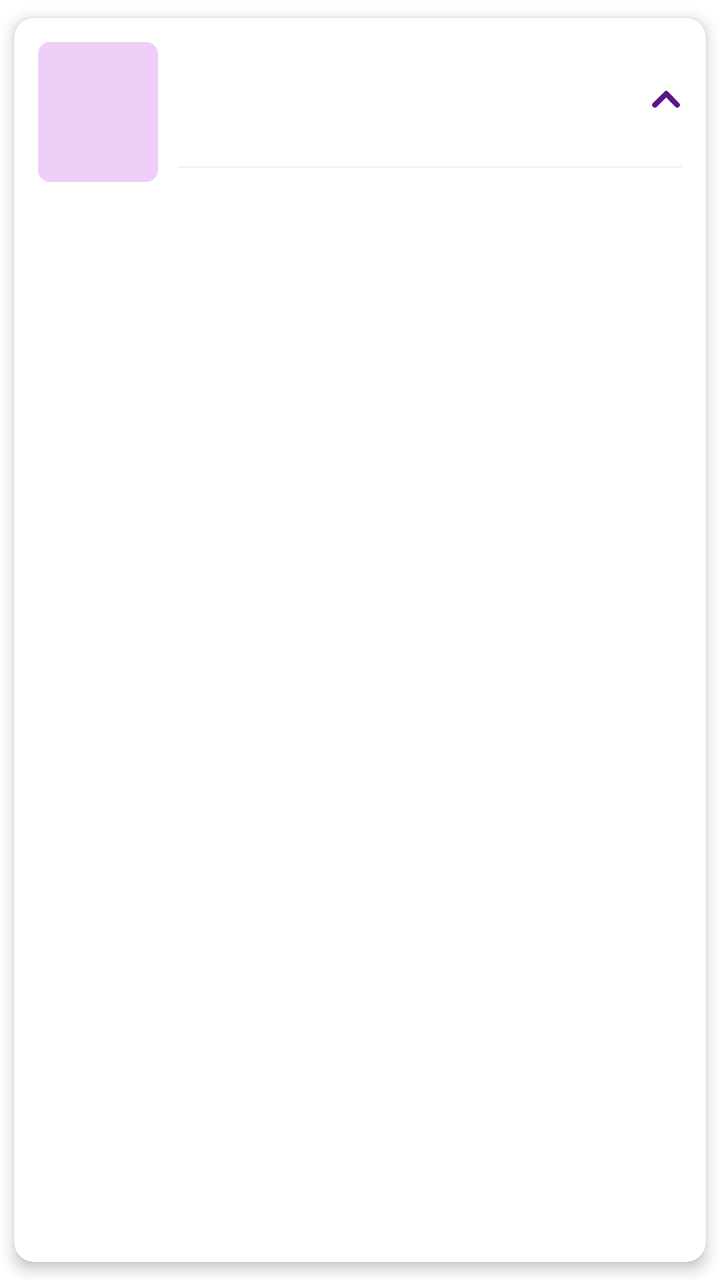
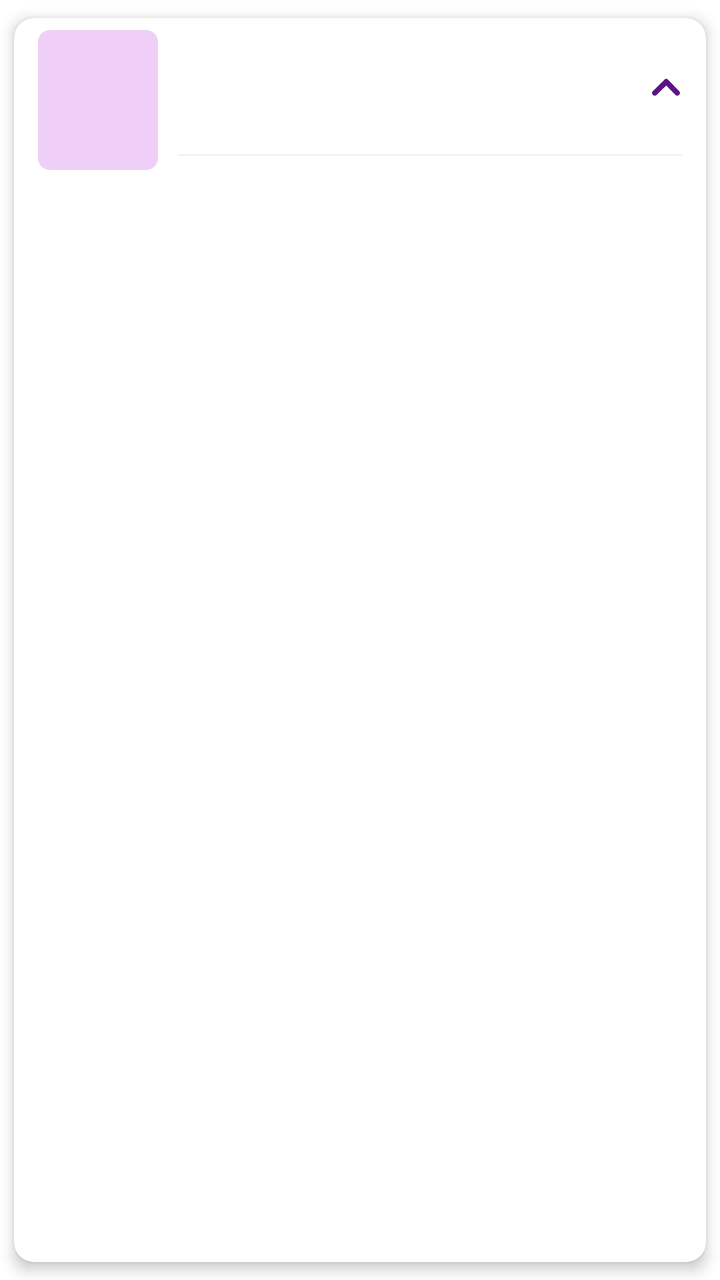

Screens rendered from an Android XML layout before and after an edit, with the pre-edit source and the edit as a unified diff.
<!-- AndroidManifest.xml: application theme Theme.MoneyTracker -->
<!-- res/layout/item_transaction_header.xml -->
<?xml version="1.0" encoding="utf-8"?>
<com.google.android.material.card.MaterialCardView xmlns:android="http://schemas.android.com/apk/res/android"
    xmlns:app="http://schemas.android.com/apk/res-auto"
    android:layout_width="match_parent"
    android:layout_height="wrap_content"
    android:layout_marginStart="@dimen/margin_10"
    android:layout_marginEnd="@dimen/margin_10"
    android:background="@color/white"
    android:clipToPadding="false"
    app:cardUseCompatPadding="true"
    app:cardCornerRadius="@dimen/corner_radius_10"
    app:cardElevation="@dimen/corner_elevation_4">

    <androidx.constraintlayout.widget.ConstraintLayout
        android:layout_width="match_parent"
        android:layout_height="wrap_content"
        android:paddingStart="@dimen/padding_12"
        android:paddingEnd="@dimen/padding_12"
        android:paddingTop="@dimen/padding_12"
        android:paddingBottom="@dimen/padding_12">

        
        <LinearLayout
            android:id="@+id/llDate"
            android:layout_width="60dp"
            android:layout_height="70dp"
            android:background="@drawable/bg_box_purple"
            android:gravity="center"
            android:orientation="vertical"
            android:padding="@dimen/padding_2"
            app:layout_constraintStart_toStartOf="parent"
            app:layout_constraintTop_toTopOf="parent">

            <androidx.appcompat.widget.AppCompatTextView
                android:id="@+id/tvDate"
                android:layout_width="wrap_content"
                android:layout_height="wrap_content"
                android:textColor="@color/primary_dark"
                android:textSize="@dimen/text_20"
                app:fontFamily="@font/exo2_bold" />

            <androidx.appcompat.widget.AppCompatTextView
                android:id="@+id/tvMonth"
                android:layout_width="wrap_content"
                android:layout_height="wrap_content"
                android:textColor="@color/dark_grey"
                android:textSize="@dimen/text_10"
                app:fontFamily="@font/exo2_medium" />

        </LinearLayout>

        
        <RelativeLayout
            android:id="@+id/layoutContent"
            android:layout_width="0dp"
            android:layout_height="wrap_content"
            android:layout_marginStart="@dimen/margin_10"
            android:orientation="vertical"
            app:layout_constraintBottom_toBottomOf="parent"
            app:layout_constraintStart_toEndOf="@id/llDate"
            app:layout_constraintTop_toTopOf="@id/llDate"
            app:layout_constraintEnd_toEndOf="parent">

            
            <androidx.constraintlayout.widget.ConstraintLayout
                android:id="@+id/layoutHeader"
                android:layout_width="match_parent"
                android:layout_height="wrap_content">

                <androidx.appcompat.widget.AppCompatTextView
                    android:id="@+id/tvDay"
                    android:layout_width="0dp"
                    android:layout_height="wrap_content"
                    android:textColor="@color/black"
                    android:textSize="@dimen/text_18"
                    app:fontFamily="@font/exo2_semibold"
                    app:layout_constraintStart_toStartOf="parent"
                    app:layout_constraintEnd_toStartOf="@id/tvAmount"
                    app:layout_constraintTop_toTopOf="parent" />

                <androidx.appcompat.widget.AppCompatTextView
                    android:id="@+id/tvTransactionCount"
                    android:layout_width="0dp"
                    android:layout_height="wrap_content"
                    android:layout_marginTop="@dimen/margin_2"
                    android:textColor="@color/funky_grey"
                    android:textSize="@dimen/text_12"
                    app:fontFamily="@font/exo2_medium"
                    app:layout_constraintStart_toStartOf="parent"
                    app:layout_constraintTop_toBottomOf="@+id/tvDay"
                    app:layout_constraintBottom_toBottomOf="parent" />

                <androidx.appcompat.widget.AppCompatTextView
                    android:id="@+id/tvBadgeFuture"
                    android:layout_width="wrap_content"
                    android:layout_height="18dp"
                    android:visibility="gone"
                    android:background="@drawable/bg_badge_future"
                    android:layout_marginStart="@dimen/margin_4"
                    android:gravity="center"
                    android:paddingStart="@dimen/padding_6"
                    android:paddingEnd="@dimen/padding_6"
                    android:textSize="@dimen/text_10"
                    app:fontFamily="@font/exo2_semibold"
                    app:layout_constraintStart_toEndOf="@id/tvTransactionCount"
                    app:layout_constraintTop_toTopOf="@id/tvTransactionCount"
                    app:layout_constraintBottom_toBottomOf="parent" />

                <androidx.appcompat.widget.AppCompatTextView
                    android:id="@+id/tvAmount"
                    android:layout_width="wrap_content"
                    android:layout_height="wrap_content"
                    android:layout_marginEnd="@dimen/margin_12"
                    android:textColor="@color/expense"
                    android:textSize="@dimen/text_18"
                    app:fontFamily="@font/exo2_bold"
                    app:layout_constraintEnd_toStartOf="@id/ivCollapse"
                    app:layout_constraintTop_toTopOf="parent"
                    app:layout_constraintBottom_toBottomOf="parent" />

                <androidx.appcompat.widget.AppCompatImageView
                    android:id="@+id/ivCollapse"
                    android:layout_width="16dp"
                    android:layout_height="16dp"
                    android:rotation="180"
                    android:src="@drawable/ic_account_caret"
                    android:tint="@color/primary_dark"
                    app:layout_constraintEnd_toEndOf="parent"
                    app:layout_constraintTop_toTopOf="parent"
                    app:layout_constraintBottom_toBottomOf="parent" />

            </androidx.constraintlayout.widget.ConstraintLayout>

            
            <View
                android:id="@+id/divider"
                android:layout_below="@+id/layoutHeader"
                android:layout_width="match_parent"
                android:layout_height="1dp"
                android:layout_marginTop="@dimen/margin_12"
                android:background="@color/view_grey" />

            
            <androidx.recyclerview.widget.RecyclerView
                android:id="@+id/rvDetailedTransactions"
                android:layout_width="match_parent"
                android:layout_height="wrap_content"
                android:layout_below="@+id/divider"
                android:layout_marginTop="@dimen/margin_8"
                android:clipToPadding="false"
                android:visibility="gone"
                android:nestedScrollingEnabled="false"
                android:paddingBottom="@dimen/padding_10" />

        </RelativeLayout>
    </androidx.constraintlayout.widget.ConstraintLayout>
</com.google.android.material.card.MaterialCardView>
<!-- resources referenced by this layout -->
<resources>
  <color name="black">#FF000000</color>
  <color name="dark_grey">#565656</color>
  <color name="expense">#f73242</color>
  <color name="funky_grey">#777777</color>
  <color name="primary_dark">#FF5B1485</color>
  <color name="view_grey">#F1F3F4</color>
  <color name="white">#FFFFFFFF</color>
  <dimen name="corner_elevation_4">4dp</dimen>
  <dimen name="corner_radius_10">10dp</dimen>
  <dimen name="margin_10">10dp</dimen>
  <dimen name="margin_12">12dp</dimen>
  <dimen name="margin_2">2dp</dimen>
  <dimen name="margin_4">4dp</dimen>
  <dimen name="margin_8">8dp</dimen>
  <dimen name="padding_10">10dp</dimen>
  <dimen name="padding_12">12dp</dimen>
  <dimen name="padding_2">2dp</dimen>
  <dimen name="padding_6">6dp</dimen>
  <dimen name="text_10">10sp</dimen>
  <dimen name="text_12">12sp</dimen>
  <dimen name="text_18">18sp</dimen>
  <dimen name="text_20">20sp</dimen>
  <!-- drawable bg_badge_future (drawable) -->
  <?xml version="1.0" encoding="utf-8"?>
  <shape xmlns:android="http://schemas.android.com/apk/res/android"
      android:shape="rectangle">
      <solid android:color="#E2A8F2" />
      <corners android:radius="16dp" />
      <stroke
          android:width="1dp"
          android:color="#8E39B1" />
  </shape>
  <!-- drawable bg_box_purple (drawable) -->
  <?xml version="1.0" encoding="utf-8"?>
  <shape xmlns:android="http://schemas.android.com/apk/res/android"
      android:shape="rectangle">
      <corners android:radius="6dp" />
      <solid android:color="#8CE2A8F2" />
  </shape>
  <!-- drawable ic_account_caret (drawable) -->
  <?xml version="1.0" encoding="utf-8"?>
  <vector xmlns:android="http://schemas.android.com/apk/res/android"
      android:width="12dp"
      android:height="12dp"
      android:viewportWidth="12"
      android:viewportHeight="12">
      <path
          android:fillColor="#00000000"
          android:pathData="M1.8,3.9L5.9,8.1"
          android:strokeWidth="2"
          android:strokeColor="#000000"
          android:strokeLineCap="round" />
      <path
          android:fillColor="#00000000"
          android:pathData="M10.2,3.9L5.9,8.1"
          android:strokeWidth="2"
          android:strokeColor="#000000"
          android:strokeLineCap="round" />
  </vector>
  <style name="Theme.MoneyTracker" parent="Theme.MaterialComponents.DayNight.DarkActionBar">
          
          <item name="colorPrimary">@color/azure_blue</item>
          <item name="colorPrimaryVariant">@color/emerald_green</item>
          <item name="colorOnPrimary">@color/white</item>
  
          
          <item name="colorSecondary">@color/teal</item>
          <item name="colorSecondaryVariant">@color/dark_teal</item>
          <item name="colorOnSecondary">@color/white</item>
  
          
          <item name="android:statusBarColor">@color/vibrant_orange</item>
          <item name="android:windowLightStatusBar">true</item> 
          <item name="android:windowDrawsSystemBarBackgrounds">true</item>
  
          <item name="android:navigationBarColor">@color/vibrant_orange</item>
          <item name="android:windowFullscreen">false</item>
  
          <item name="emptyArchive">@drawable/empty_archive</item>
          <item name="emptyBudget">@drawable/empty_budget</item>
          <item name="emptyCategory">@drawable/empty_category</item>
          <item name="emptyCurrency">@drawable/empty_currency</item>
          <item name="emptyDebt">@drawable/empty_debt</item>
          <item name="emptyGoal">@drawable/empty_goal</item>
          <item name="emptyRecord">@drawable/empty_record</item>
          <item name="emptyRecurring">@drawable/empty_recurring</item>
          <item name="emptySearch">@drawable/empty_search</item>
      </style>
  <color name="azure_blue">#FF2563EB</color>
  <color name="emerald_green">#FF10B981</color>
  <color name="teal">#FF03DAC5</color>
  <color name="dark_teal">#FF018786</color>
  <color name="vibrant_orange">#FF6A1B9A</color>
  <!-- drawable empty_debt: vector/xml drawable (drawable, 2547 chars, omitted) -->
  <!-- drawable empty_goal: vector/xml drawable (drawable, 2350 chars, omitted) -->
  <!-- unchanged entries left out for length: 7 -->
</resources>

<!-- the commit's change to res/layout/item_transaction_header.xml (unified diff, before → after) -->
@@ -16,8 +16,8 @@
         android:layout_height="wrap_content"
         android:paddingStart="@dimen/padding_12"
         android:paddingEnd="@dimen/padding_12"
-        android:paddingTop="@dimen/padding_12"
-        android:paddingBottom="@dimen/padding_12">
+        android:paddingTop="@dimen/padding_6"
+        android:paddingBottom="@dimen/padding_6">
 
         
         <LinearLayout
<!-- resource entries referenced after the edit -->
@@ -94,7 +94,7 @@
   <color name="dark_teal">#FF018786</color>
   <color name="vibrant_orange">#FF6A1B9A</color>
   <!-- drawable empty_debt: vector/xml drawable (drawable, 2547 chars, omitted) -->
-  <!-- drawable empty_goal: vector/xml drawable (drawable, 2350 chars, omitted) -->
+  <!-- drawable empty_goal: vector/xml drawable (drawable, 2685 chars, omitted) -->
   <!-- unchanged entries left out for length: 7 -->
 </resources>
 
